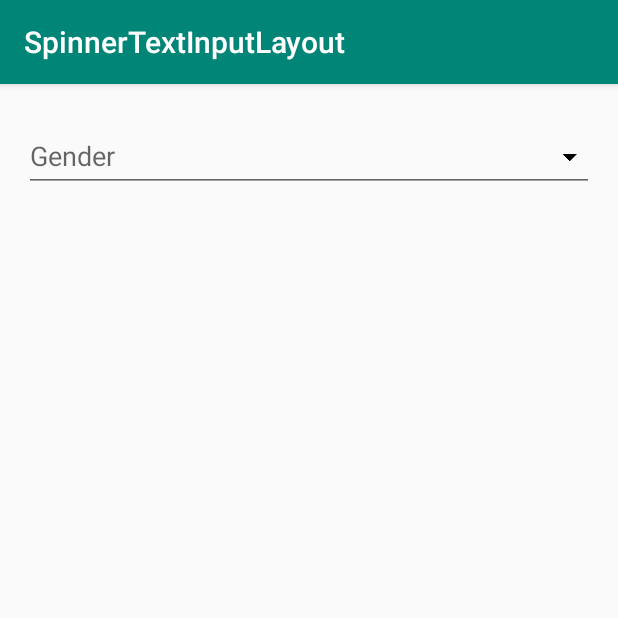
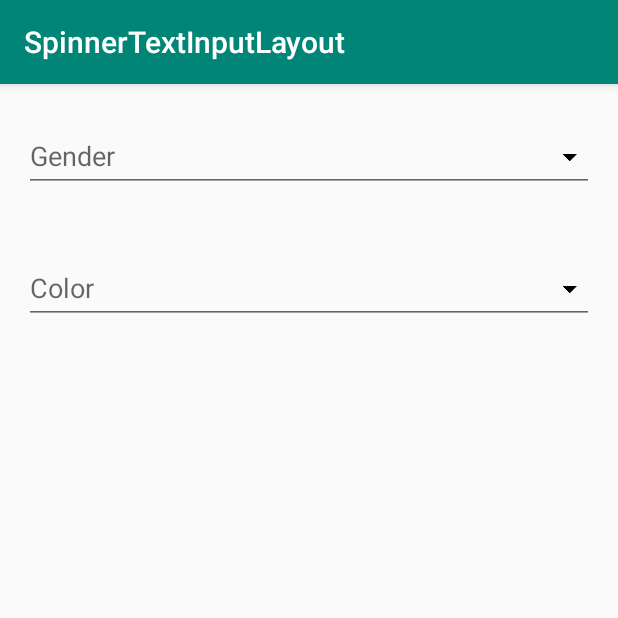
Before and after one commit to hadilo/SpinnerTextInputLayout, an Android app: the screen it shows after launch (MainActivity), on a phone screen of 412 x 824 dp, the top half of it. Run offline under Robolectric (Android 15) with nearby library versions, the phone set to English and light mode, and no system bars.

Commit message:
1. implment popup

```diff
--- a/app/src/main/java/com/hadilo/spinnertextinputlayout/MainActivity.java
+++ b/app/src/main/java/com/hadilo/spinnertextinputlayout/MainActivity.java
@@ -11,6 +11,7 @@ import java.util.List;
 public class MainActivity extends AppCompatActivity {
 
     SpinnerTextInputLayout spinnerGender;
+    SpinnerTextInputLayout spinnerColor;
 
     @Override
     protected void onCreate(Bundle savedInstanceState) {
@@ -18,7 +19,10 @@ public class MainActivity extends AppCompatActivity {
         setContentView(R.layout.activity_main);
 
         spinnerGender  = findViewById(R.id.spinner_gender);
+        spinnerColor  = findViewById(R.id.spinner_color);
 
+
+        spinnerGender.setMode(SpinnerTextInputLayout.MODE_DROPDOWN);
         spinnerGender.setItems(getGenderList());
         spinnerGender.setOnItemSelectedListener(new SpinnerTextInputLayout.OnItemSelectedListener<SpinnerTextInputLayout.Listable>() {
             @Override
@@ -29,6 +33,16 @@ public class MainActivity extends AppCompatActivity {
             }
         });
 
+        spinnerColor.setMode(SpinnerTextInputLayout.MODE_POPUP);
+        spinnerColor.setItems(getColorList());
+        spinnerColor.setOnItemSelectedListener(new SpinnerTextInputLayout.OnItemSelectedListener<SpinnerTextInputLayout.Listable>() {
+            @Override
+            public void onItemSelectedListener(SpinnerTextInputLayout.Listable item, int selectedIndex) {
+                spinnerColor.getEditText().setText(item.getLabel());
+                spinnerColor.setErrorEnabled(false);
+                spinnerColor.setError("");
+            }
+        });
     }
 
     private List<SpinnerTextInputLayout.Listable> getGenderList(){
@@ -37,4 +51,12 @@ public class MainActivity extends AppCompatActivity {
         genders.add(new SpinnerTextInputLayout.ItemModel("Perempuan"));
         return genders;
     }
+
+    private List<SpinnerTextInputLayout.Listable> getColorList(){
+        List<SpinnerTextInputLayout.Listable> genders = new ArrayList<>();
+        genders.add(new SpinnerTextInputLayout.ItemModel("Merah"));
+        genders.add(new SpinnerTextInputLayout.ItemModel("Kuning"));
+        genders.add(new SpinnerTextInputLayout.ItemModel("Hijau"));
+        return genders;
+    }
 }
--- a/app/src/main/res/layout/activity_main.xml
+++ b/app/src/main/res/layout/activity_main.xml
@@ -5,7 +5,9 @@
     xmlns:tools="http://schemas.android.com/tools"
     android:layout_width="match_parent"
     android:layout_height="match_parent"
-    tools:context=".MainActivity">
+    tools:context=".MainActivity"
+    android:orientation="vertical"
+    >
 
     <com.hadilo.spinnertextinputlayout.widget.spinner.SpinnerTextInputLayout
         android:id="@+id/spinner_gender"
@@ -24,7 +26,24 @@
 
         <!--style="?attr/spinnerDropDownItemStyle"-->
 
+    </com.hadilo.spinnertextinputlayout.widget.spinner.SpinnerTextInputLayout>
 
+    <com.hadilo.spinnertextinputlayout.widget.spinner.SpinnerTextInputLayout
+        android:id="@+id/spinner_color"
+        android:layout_width="match_parent"
+        android:layout_height="wrap_content"
+        android:layout_margin="16dp"
+        >
+
+        <android.support.design.widget.TextInputEditText
+            android:layout_width="match_parent"
+            android:layout_height="wrap_content"
+            android:drawableEnd="@drawable/ic_baseline_arrow_drop_down_black_24"
+            android:drawableRight="@drawable/ic_baseline_arrow_drop_down_black_24"
+            android:singleLine="true"
+            android:hint="Color" />
+
+        <!--style="?attr/spinnerDropDownItemStyle"-->
 
     </com.hadilo.spinnertextinputlayout.widget.spinner.SpinnerTextInputLayout>
 
```
